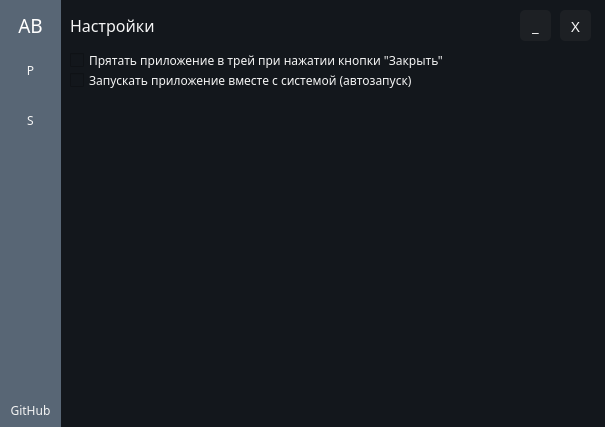
Above: src/ui/mainWindow.ui from denipolis/arci-binder before the change. Below: the same form after it.
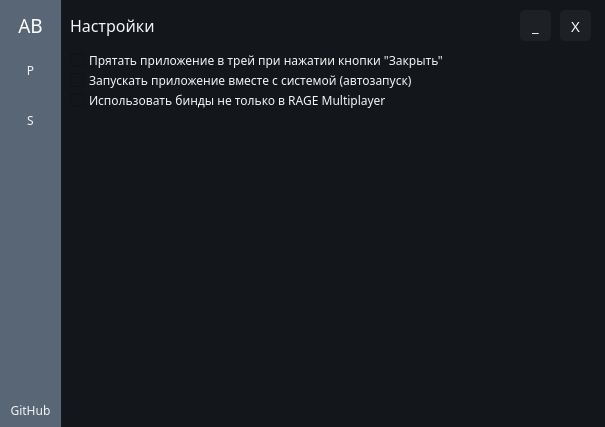
That is the form after the change.

Commit message: Fixed checking for `RAGE Multiplayer` in title of app and added a setting that enables/disabled that check

```diff
--- a/src/ui/mainWindow.ui
+++ b/src/ui/mainWindow.ui
@@ -256,6 +256,19 @@
       <string>Запускать приложение вместе с системой (автозапуск)</string>
      </property>
     </widget>
+    <widget class="QCheckBox" name="nameCheckbox">
+     <property name="geometry">
+      <rect>
+       <x>10</x>
+       <y>90</y>
+       <width>511</width>
+       <height>21</height>
+      </rect>
+     </property>
+     <property name="text">
+      <string>Использовать бинды не только в RAGE Multiplayer</string>
+     </property>
+    </widget>
    </widget>
    <widget class="QWidget" name="profilesWidget" native="true">
     <property name="enabled">
```
The commit also changes 4 other files.
